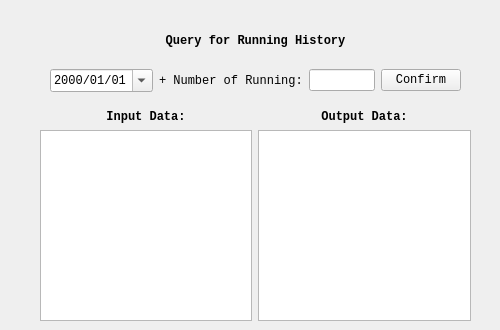
This is mainwidgets/history.ui in SimonCqk/Photon_Propagation_Simulation as Qt 5 draws it before an edit. The edited form follows.
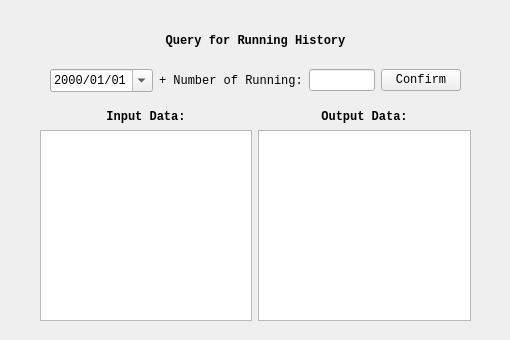
This is the edited form.

```diff
--- a/mainwidgets/history.ui
+++ b/mainwidgets/history.ui
@@ -6,8 +6,8 @@
    <rect>
     <x>0</x>
     <y>0</y>
-    <width>500</width>
-    <height>330</height>
+    <width>510</width>
+    <height>340</height>
    </rect>
   </property>
   <property name="windowTitle">
```
